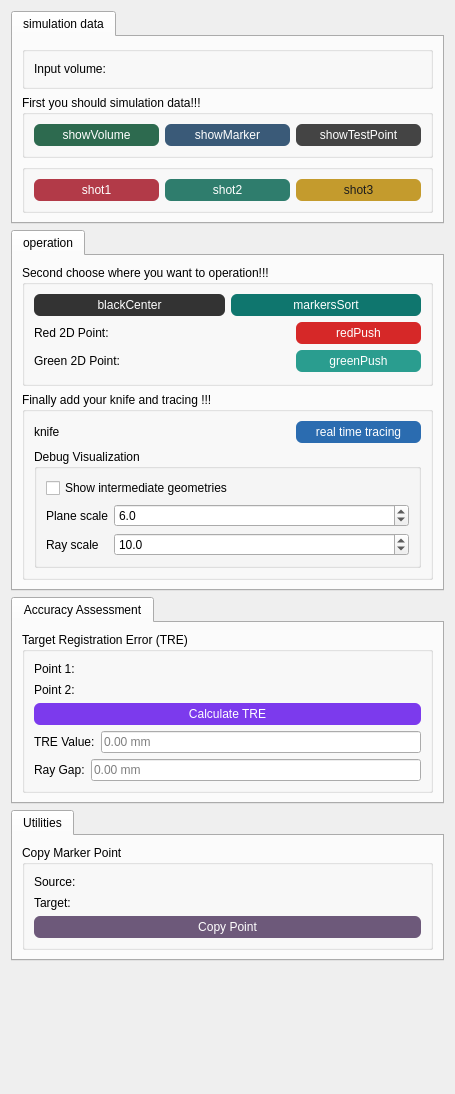
Old version of the form Resources/UI/Biplane.ui in the repository CodingHHW/Biplane.
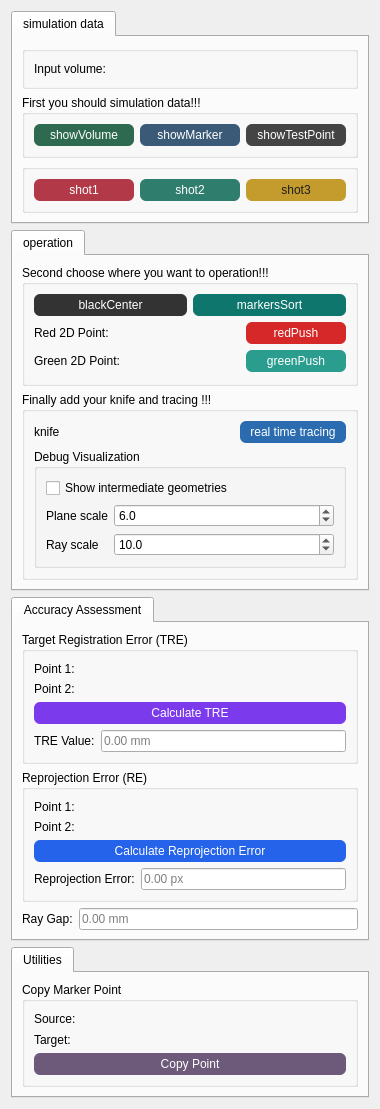
New version of the form. Custom widgets are drawn as their Qt base class.

Commit message: Update UI layout and README; add RE logic

```diff
--- a/Resources/UI/Biplane.ui
+++ b/Resources/UI/Biplane.ui
@@ -6,13 +6,37 @@
    <rect>
     <x>0</x>
     <y>0</y>
-    <width>455</width>
+     <width>380</width>
     <height>1094</height>
    </rect>
   </property>
+   <property name="minimumSize">
+    <size>
+      <width>0</width>
+      <height>0</height>
+    </size>
+   </property>
+  <property name="sizePolicy">
+   <sizepolicy hsizetype="Preferred" vsizetype="Preferred">
+    <horstretch>0</horstretch>
+    <verstretch>0</verstretch>
+   </sizepolicy>
+  </property>
   <layout class="QVBoxLayout" name="verticalLayout">
    <item>
     <widget class="QTabWidget" name="tabWidget">
+      <property name="minimumSize">
+       <size>
+         <width>0</width>
+         <height>0</height>
+       </size>
+      </property>
+      <property name="sizePolicy">
+       <sizepolicy hsizetype="Expanding" vsizetype="Preferred">
+         <horstretch>0</horstretch>
+         <verstretch>0</verstretch>
+       </sizepolicy>
+      </property>
      <property name="currentIndex">
       <number>0</number>
      </property>
@@ -165,6 +189,18 @@
    </item>
    <item>
     <widget class="QTabWidget" name="tabWidget_2">
+      <property name="minimumSize">
+       <size>
+         <width>0</width>
+         <height>0</height>
+       </size>
+      </property>
+      <property name="sizePolicy">
+       <sizepolicy hsizetype="Expanding" vsizetype="Preferred">
+         <horstretch>0</horstretch>
+         <verstretch>0</verstretch>
+       </sizepolicy>
+      </property>
      <property name="currentIndex">
       <number>0</number>
      </property>
@@ -431,6 +467,18 @@
    </item>
    <item>
     <widget class="QTabWidget" name="tabWidget_3">
+      <property name="minimumSize">
+       <size>
+         <width>0</width>
+         <height>0</height>
+       </size>
+      </property>
+      <property name="sizePolicy">
+       <sizepolicy hsizetype="Expanding" vsizetype="Preferred">
+         <horstretch>0</horstretch>
+         <verstretch>0</verstretch>
+       </sizepolicy>
+      </property>
      <property name="currentIndex">
       <number>0</number>
      </property>
@@ -540,6 +588,113 @@
             </item>
            </layout>
           </item>
+    </layout>
+    </widget>
+   </item>
+   <item>
+    <widget class="QGroupBox" name="groupBox_reprojection">
+    <property name="title">
+     <string>Reprojection Error (RE)</string>
+    </property>
+    <layout class="QVBoxLayout" name="verticalLayout_reprojection">
+     <item>
+      <layout class="QHBoxLayout" name="horizontalLayout_reprojectionPoint1">
+      <item>
+       <widget class="QLabel" name="label_reprojectionPoint1">
+        <property name="text">
+        <string>Point 1:</string>
+        </property>
+       </widget>
+      </item>
+      <item>
+       <widget class="qMRMLNodeComboBox" name="reprojectionPoint1Selector">
+        <property name="toolTip">
+        <string>Select the first fiducial point</string>
+        </property>
+        <property name="nodeTypes">
+        <stringlist notr="true">
+         <string>vtkMRMLMarkupsFiducialNode</string>
+        </stringlist>
+        </property>
+        <property name="showChildNodeTypes">
+        <bool>false</bool>
+        </property>
+        <property name="addEnabled">
+        <bool>false</bool>
+        </property>
+        <property name="removeEnabled">
+        <bool>false</bool>
+        </property>
+       </widget>
+      </item>
+      </layout>
+     </item>
+     <item>
+      <layout class="QHBoxLayout" name="horizontalLayout_reprojectionPoint2">
+      <item>
+       <widget class="QLabel" name="label_reprojectionPoint2">
+        <property name="text">
+        <string>Point 2:</string>
+        </property>
+       </widget>
+      </item>
+      <item>
+       <widget class="qMRMLNodeComboBox" name="reprojectionPoint2Selector">
+        <property name="toolTip">
+        <string>Select the second fiducial point</string>
+        </property>
+        <property name="nodeTypes">
+        <stringlist notr="true">
+         <string>vtkMRMLMarkupsFiducialNode</string>
+        </stringlist>
+        </property>
+        <property name="showChildNodeTypes">
+        <bool>false</bool>
+        </property>
+        <property name="addEnabled">
+        <bool>false</bool>
+        </property>
+        <property name="removeEnabled">
+        <bool>false</bool>
+        </property>
+       </widget>
+      </item>
+      </layout>
+     </item>
+     <item>
+      <widget class="QPushButton" name="calculateReprojectionButton">
+      <property name="styleSheet">
+       <string>QPushButton { background-color: #2563eb; color: white; border-radius: 6px; padding: 4px 10px; } QPushButton:hover { background-color: #1d4ed8; }</string>
+      </property>
+      <property name="text">
+       <string>Calculate Reprojection Error</string>
+      </property>
+      </widget>
+     </item>
+     <item>
+      <layout class="QHBoxLayout" name="horizontalLayout_reprojectionValue">
+      <item>
+       <widget class="QLabel" name="label_reprojectionValue">
+        <property name="text">
+        <string>Reprojection Error:</string>
+        </property>
+       </widget>
+      </item>
+      <item>
+       <widget class="QLineEdit" name="reprojectionValueDisplay">
+        <property name="readOnly">
+        <bool>true</bool>
+        </property>
+        <property name="placeholderText">
+        <string>0.00 px</string>
+        </property>
+       </widget>
+      </item>
+      </layout>
+     </item>
+    </layout>
+    </widget>
+   </item>
           <item>
            <layout class="QHBoxLayout" name="horizontalLayout_12">
             <item>
@@ -563,13 +718,22 @@
           </item>
          </layout>
         </widget>
-       </item>
-      </layout>
-     </widget>
     </widget>
    </item>
    <item>
     <widget class="QTabWidget" name="tabWidget_4">
+      <property name="minimumSize">
+       <size>
+         <width>0</width>
+         <height>0</height>
+       </size>
+      </property>
+      <property name="sizePolicy">
+       <sizepolicy hsizetype="Expanding" vsizetype="Preferred">
+         <horstretch>0</horstretch>
+         <verstretch>0</verstretch>
+       </sizepolicy>
+      </property>
      <property name="currentIndex">
       <number>0</number>
      </property>
```
Left out of the diff: 32 changed lines with no effect on the pictures. Lines whose indentation alone changed are shown as unchanged. The commit also changes 2 other files.
